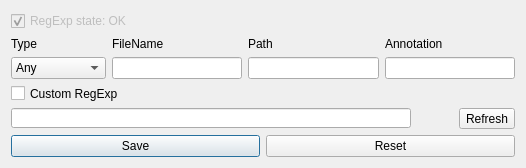
Qt form src/FilterDialog.ui (OSLL/sca) before a commit.
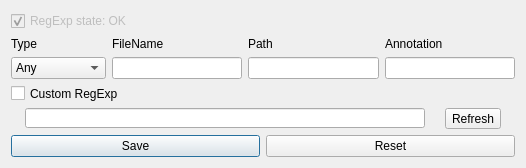
The same form after that commit.

Patch:
```diff
--- a/src/FilterDialog.ui
+++ b/src/FilterDialog.ui
@@ -151,7 +151,7 @@
    </item>
    <item>
     <layout class="QHBoxLayout" name="horizontalLayout_3">
-     <item alignment="Qt::AlignLeft">
+     <item >
       <widget class="QLineEdit" name="regexpLineEdit">
        <property name="enabled">
         <bool>true</bool>
```
